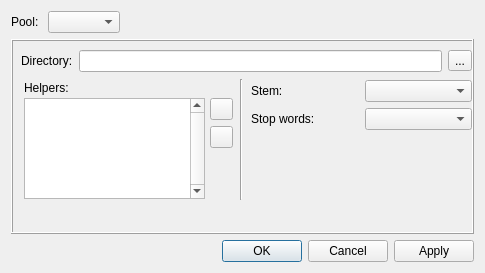
Old version of the form preferences.ui in the repository frank67/XDGSearch.
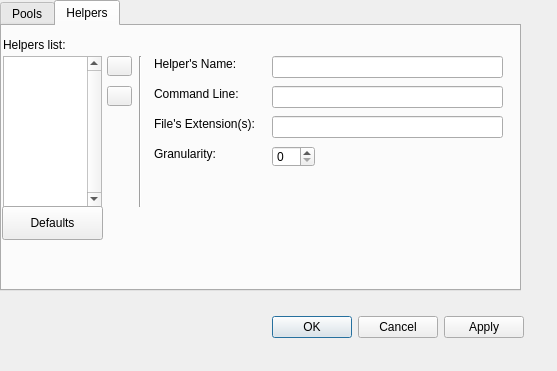
New version of the form. The open tabs and pages were chosen to show the change. Icons and pictures are not drawn.

Diff of the .ui file:
```diff
--- a/preferences.ui
+++ b/preferences.ui
@@ -6,59 +6,57 @@
    <rect>
     <x>0</x>
     <y>0</y>
-    <width>485</width>
-    <height>273</height>
+    <width>557</width>
+    <height>371</height>
    </rect>
   </property>
   <property name="windowTitle">
    <string>Preferences</string>
   </property>
-  <layout class="QGridLayout" name="gridLayout">
-   <item row="0" column="0">
-    <widget class="QLabel" name="label_5">
-     <property name="text">
-      <string>Pool: </string>
-     </property>
-    </widget>
-   </item>
-   <item row="0" column="2">
-    <spacer name="horizontalSpacer">
-     <property name="orientation">
-      <enum>Qt::Horizontal</enum>
-     </property>
-     <property name="sizeHint" stdset="0">
-      <size>
-       <width>40</width>
-       <height>20</height>
-      </size>
-     </property>
-    </spacer>
-   </item>
-   <item row="0" column="1">
-    <widget class="QComboBox" name="poolCBox">
-     <property name="sizePolicy">
-      <sizepolicy hsizetype="Minimum" vsizetype="Fixed">
-       <horstretch>0</horstretch>
-       <verstretch>0</verstretch>
-      </sizepolicy>
-     </property>
-    </widget>
-   </item>
-   <item row="2" column="2">
-    <widget class="QDialogButtonBox" name="buttonBox">
-     <property name="sizePolicy">
-      <sizepolicy hsizetype="Minimum" vsizetype="Fixed">
-       <horstretch>0</horstretch>
-       <verstretch>0</verstretch>
-      </sizepolicy>
-     </property>
-     <property name="standardButtons">
-      <set>QDialogButtonBox::Apply|QDialogButtonBox::Cancel|QDialogButtonBox::Ok</set>
-     </property>
-    </widget>
-   </item>
-   <item row="1" column="0" colspan="3">
+  <widget class="QDialogButtonBox" name="buttonBox">
+   <property name="geometry">
+    <rect>
+     <x>260</x>
+     <y>310</y>
+     <width>264</width>
+     <height>34</height>
+    </rect>
+   </property>
+   <property name="sizePolicy">
+    <sizepolicy hsizetype="Minimum" vsizetype="Fixed">
+     <horstretch>0</horstretch>
+     <verstretch>0</verstretch>
+    </sizepolicy>
+   </property>
+   <property name="standardButtons">
+    <set>QDialogButtonBox::Apply|QDialogButtonBox::Cancel|QDialogButtonBox::Ok</set>
+   </property>
+  </widget>
+  <widget class="QTabWidget" name="tabWidget">
+   <property name="geometry">
+    <rect>
+     <x>0</x>
+     <y>0</y>
+     <width>521</width>
+     <height>291</height>
+    </rect>
+   </property>
+   <property name="currentIndex">
+    <number>0</number>
+   </property>
+   <widget class="QWidget" name="tab">
+    <attribute name="title">
+     <string>Pools</string>
+    </attribute>
     <widget class="QFrame" name="frame">
+     <property name="geometry">
+      <rect>
+       <x>30</x>
+       <y>40</y>
+       <width>473</width>
+       <height>191</height>
+      </rect>
+     </property>
      <property name="sizePolicy">
       <sizepolicy hsizetype="MinimumExpanding" vsizetype="Expanding">
        <horstretch>0</horstretch>
@@ -77,7 +75,7 @@
         <x>10</x>
         <y>10</y>
         <width>451</width>
-        <height>24</height>
+        <height>36</height>
        </rect>
       </property>
       <layout class="QHBoxLayout" name="horizontalLayout">
@@ -108,7 +106,7 @@
       <property name="geometry">
        <rect>
         <x>220</x>
-        <y>40</y>
+        <y>50</y>
         <width>21</width>
         <height>121</height>
        </rect>
@@ -121,9 +119,9 @@
       <property name="geometry">
        <rect>
         <x>240</x>
-        <y>41</y>
+        <y>50</y>
         <width>221</width>
-        <height>51</height>
+        <height>72</height>
        </rect>
       </property>
       <layout class="QGridLayout" name="gridLayout_2">
@@ -153,7 +151,7 @@
       <property name="geometry">
        <rect>
         <x>13</x>
-        <y>59</y>
+        <y>70</y>
         <width>181</width>
         <height>101</height>
        </rect>
@@ -181,7 +179,7 @@
       <property name="geometry">
        <rect>
         <x>199</x>
-        <y>87</y>
+        <y>100</y>
         <width>23</width>
         <height>22</height>
        </rect>
@@ -198,7 +196,7 @@
       <property name="geometry">
        <rect>
         <x>13</x>
-        <y>41</y>
+        <y>50</y>
         <width>46</width>
         <height>16</height>
        </rect>
@@ -217,7 +215,7 @@
       <property name="geometry">
        <rect>
         <x>199</x>
-        <y>59</y>
+        <y>70</y>
         <width>23</width>
         <height>22</height>
        </rect>
@@ -231,8 +229,235 @@
       </property>
      </widget>
     </widget>
-   </item>
-  </layout>
+    <widget class="QWidget" name="layoutWidget">
+     <property name="geometry">
+      <rect>
+       <x>30</x>
+       <y>0</y>
+       <width>171</width>
+       <height>34</height>
+      </rect>
+     </property>
+     <layout class="QHBoxLayout" name="horizontalLayout_2">
+      <item>
+       <widget class="QLabel" name="label_5">
+        <property name="text">
+         <string>Pool: </string>
+        </property>
+       </widget>
+      </item>
+      <item>
+       <widget class="QComboBox" name="poolCBox">
+        <property name="sizePolicy">
+         <sizepolicy hsizetype="Minimum" vsizetype="Fixed">
+          <horstretch>0</horstretch>
+          <verstretch>0</verstretch>
+         </sizepolicy>
+        </property>
+       </widget>
+      </item>
+     </layout>
+    </widget>
+   </widget>
+   <widget class="QWidget" name="tab_2">
+    <attribute name="title">
+     <string>Helpers</string>
+    </attribute>
+    <widget class="QListWidget" name="allHelpersList">
+     <property name="geometry">
+      <rect>
+       <x>1</x>
+       <y>30</y>
+       <width>99</width>
+       <height>151</height>
+      </rect>
+     </property>
+     <property name="verticalScrollBarPolicy">
+      <enum>Qt::ScrollBarAlwaysOn</enum>
+     </property>
+     <property name="horizontalScrollBarPolicy">
+      <enum>Qt::ScrollBarAlwaysOff</enum>
+     </property>
+     <property name="alternatingRowColors">
+      <bool>true</bool>
+     </property>
+     <property name="sortingEnabled">
+      <bool>true</bool>
+     </property>
+    </widget>
+    <widget class="QToolButton" name="newHelper">
+     <property name="geometry">
+      <rect>
+       <x>105</x>
+       <y>30</y>
+       <width>25</width>
+       <height>20</height>
+      </rect>
+     </property>
+     <property name="text">
+      <string/>
+     </property>
+     <property name="icon">
+      <iconset resource="resources.qrc">
+       <normaloff>:/icon/list-add.svgz</normaloff>:/icon/list-add.svgz</iconset>
+     </property>
+    </widget>
+    <widget class="QLineEdit" name="helperFileExt">
+     <property name="geometry">
+      <rect>
+       <x>270</x>
+       <y>90</y>
+       <width>231</width>
+       <height>22</height>
+      </rect>
+     </property>
+    </widget>
+    <widget class="QLineEdit" name="helperCmdLine">
+     <property name="geometry">
+      <rect>
+       <x>270</x>
+       <y>60</y>
+       <width>231</width>
+       <height>22</height>
+      </rect>
+     </property>
+    </widget>
+    <widget class="QLabel" name="label_6">
+     <property name="geometry">
+      <rect>
+       <x>152</x>
+       <y>90</y>
+       <width>107</width>
+       <height>16</height>
+      </rect>
+     </property>
+     <property name="text">
+      <string>File's Extension(s): </string>
+     </property>
+    </widget>
+    <widget class="Line" name="line_2">
+     <property name="geometry">
+      <rect>
+       <x>130</x>
+       <y>30</y>
+       <width>16</width>
+       <height>151</height>
+      </rect>
+     </property>
+     <property name="orientation">
+      <enum>Qt::Vertical</enum>
+     </property>
+    </widget>
+    <widget class="QLabel" name="label_7">
+     <property name="geometry">
+      <rect>
+       <x>152</x>
+       <y>30</y>
+       <width>89</width>
+       <height>16</height>
+      </rect>
+     </property>
+     <property name="text">
+      <string>Helper's Name: </string>
+     </property>
+    </widget>
+    <widget class="QLabel" name="label_8">
+     <property name="geometry">
+      <rect>
+       <x>152</x>
+       <y>60</y>
+       <width>91</width>
+       <height>16</height>
+      </rect>
+     </property>
+     <property name="text">
+      <string>Command Line: </string>
+     </property>
+    </widget>
+    <widget class="QToolButton" name="deleteHelper">
+     <property name="geometry">
+      <rect>
+       <x>105</x>
+       <y>60</y>
+       <width>25</width>
+       <height>20</height>
+      </rect>
+     </property>
+     <property name="text">
+      <string/>
+     </property>
+     <property name="icon">
+      <iconset resource="resources.qrc">
+       <normaloff>:/icon/list-remove.svgz</normaloff>:/icon/list-remove.svgz</iconset>
+     </property>
+    </widget>
+    <widget class="QSpinBox" name="helperGranularity">
+     <property name="geometry">
+      <rect>
+       <x>270</x>
+       <y>120</y>
+       <width>43</width>
+       <height>21</height>
+      </rect>
+     </property>
+    </widget>
+    <widget class="QLabel" name="label_9">
+     <property name="geometry">
+      <rect>
+       <x>1</x>
+       <y>11</y>
+       <width>71</width>
+       <height>16</height>
+      </rect>
+     </property>
+     <property name="sizePolicy">
+      <sizepolicy hsizetype="Preferred" vsizetype="Fixed">
+       <horstretch>0</horstretch>
+       <verstretch>0</verstretch>
+      </sizepolicy>
+     </property>
+     <property name="text">
+      <string>Helpers list:</string>
+     </property>
+    </widget>
+    <widget class="QLabel" name="label_10">
+     <property name="geometry">
+      <rect>
+       <x>152</x>
+       <y>120</y>
+       <width>70</width>
+       <height>16</height>
+      </rect>
+     </property>
+     <property name="text">
+      <string>Granularity: </string>
+     </property>
+    </widget>
+    <widget class="QLineEdit" name="helperName">
+     <property name="geometry">
+      <rect>
+       <x>270</x>
+       <y>30</y>
+       <width>231</width>
+       <height>22</height>
+      </rect>
+     </property>
+    </widget>
+    <widget class="QPushButton" name="helperDefaults">
+     <property name="geometry">
+      <rect>
+       <x>0</x>
+       <y>180</y>
+       <width>101</width>
+       <height>34</height>
+      </rect>
+     </property>
+     <property name="text">
+      <string>Defaults</string>
+     </property>
+    </widget>
+   </widget>
+  </widget>
  </widget>
  <resources>
   <include location="resources.qrc"/>
```
